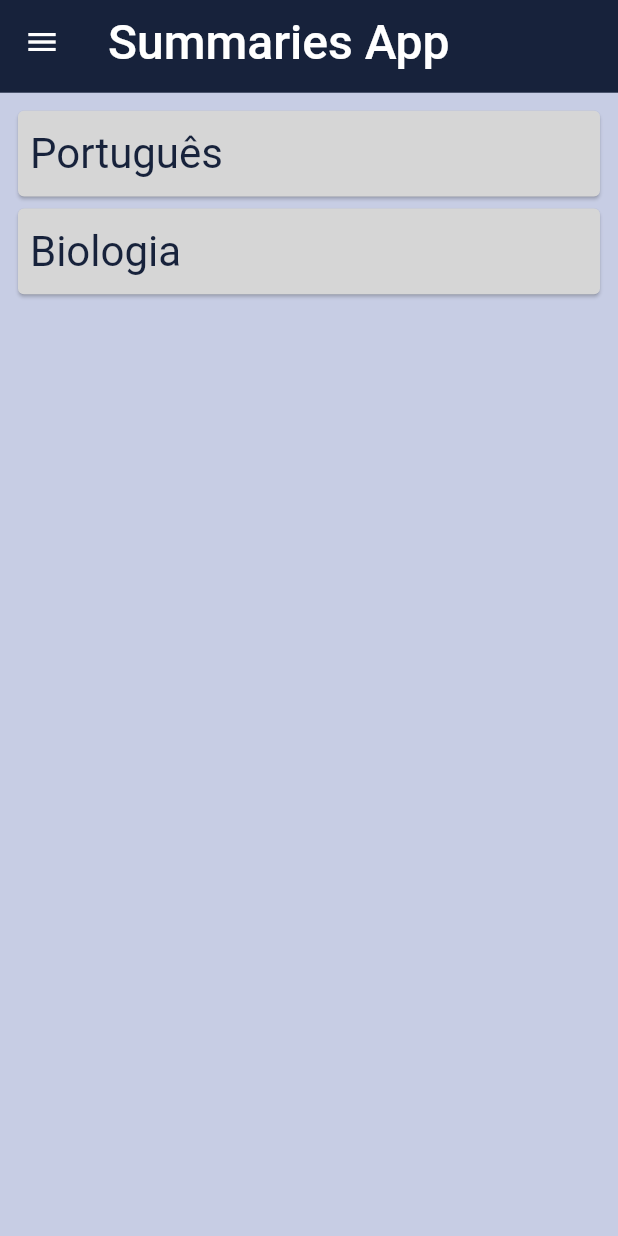
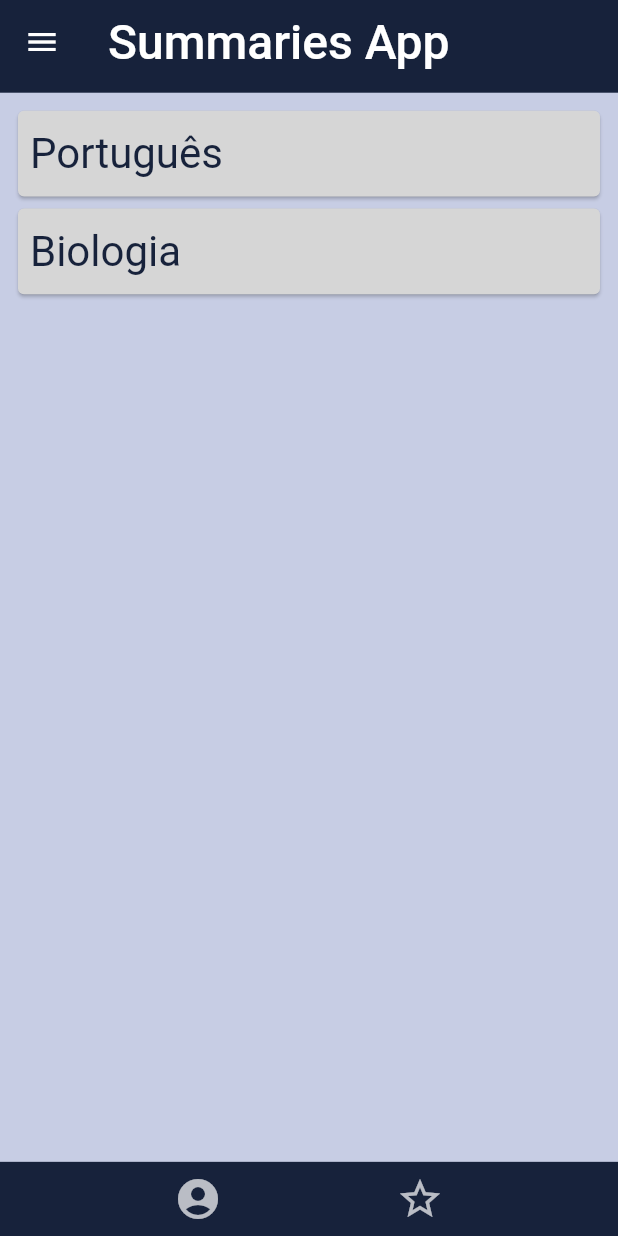
Before and after one commit to EmanuelCezardm/SummariesApp, a Flutter app: the screen it shows after launch, on a phone screen of 412 x 824 dp. Run offline on Flutter 3.47's test engine with Material 2 defaults, Android fonts, the phone set to English and light mode, and no system bars.

Commit message:
Add: appBottomNavigator

```diff
--- a/lib/main.dart
+++ b/lib/main.dart
@@ -1,4 +1,5 @@
 import 'package:flutter/material.dart';
+import 'package:flutter/services.dart';
 import 'package:summaries_app/ui/screens/home_screen.dart';
 import 'package:summaries_app/ui/styles/app_theme.dart';
 
@@ -10,6 +11,11 @@ class MyApp extends StatelessWidget {
   const MyApp({Key? key}) : super(key: key);
   @override
   Widget build(BuildContext context) {
+    SystemChrome.setPreferredOrientations([
+      DeviceOrientation.portraitUp,
+      DeviceOrientation.portraitDown,
+    ]);
+
     return MaterialApp(
       debugShowCheckedModeBanner: false,
       title: 'Summaries App',
--- a/lib/ui/screens/home_screen.dart
+++ b/lib/ui/screens/home_screen.dart
@@ -1,6 +1,7 @@
 import 'package:flutter/cupertino.dart';
 import 'package:flutter/material.dart';
 import 'package:summaries_app/ui/widgets/app_app_bar.dart';
+import 'package:summaries_app/ui/widgets/app_bottom_navigation_bar.dart';
 import 'package:summaries_app/ui/widgets/app_card.dart';
 import 'package:summaries_app/ui/widgets/app_drawer.dart';
 
@@ -20,6 +21,7 @@ class _HomeScreenState extends State<HomeScreen> {
       appBar: _buildAppBar(),
       drawer: _buildDrawer(),
       body: _buildBody(),
+      bottomNavigationBar: _buildBottomNavigationBar(),
     );
   }
 
@@ -54,4 +56,10 @@ class _HomeScreenState extends State<HomeScreen> {
       ],
     );
   }
+
+  _buildBottomNavigationBar() {
+    return const AppBottomNavigationBar(
+      subjectsScreen: true,
+    );
+  }
 }
--- a/lib/ui/styles/app_theme.dart
+++ b/lib/ui/styles/app_theme.dart
@@ -12,9 +12,9 @@ class AppTheme {
           color: AppColors.darkBlue,
         ),
       ),
-      /*iconTheme: IconThemeData(
+      iconTheme: const IconThemeData(
         color: Colors.white70,
-      ),*/
+      ),
     );
   }
 }
--- /dev/null
+++ b/lib/ui/widgets/app_bottom_navigation_bar.dart
@@ -0,0 +1,75 @@
+import 'package:flutter/cupertino.dart';
+import 'package:flutter/material.dart';
+import 'package:summaries_app/ui/styles/app_colors.dart';
+import 'package:summaries_app/ui/widgets/app_icon.dart';
+
+//
+//
+//
+//----------------Adicionar onTaps dos icones---------------------//
+//
+//
+//
+
+class AppBottomNavigationBar extends StatelessWidget {
+  final bool subjectsScreen;
+  const AppBottomNavigationBar({
+    Key? key,
+    this.subjectsScreen = false,
+  }) : super(key: key);
+
+  @override
+  Widget build(BuildContext context) {
+    final Size size = MediaQuery.of(context).size;
+    return _buildBottomNavigator(size);
+  }
+
+  _buildBottomNavigator(size) {
+    if (subjectsScreen) {
+      return Container(
+        color: AppColors.darkBlue,
+        height: size.width * .12,
+        child: Row(
+          mainAxisAlignment: MainAxisAlignment.spaceEvenly,
+          children: [
+            AppIcon(
+              size: 32,
+              icon: Icons.account_circle,
+              onTap: () {},
+            ),
+            AppIcon(
+              size: 32,
+              icon: Icons.star_border,
+              onTap: () {},
+            ),
+          ],
+        ),
+      );
+    } else {
+      return Container(
+        color: AppColors.darkBlue,
+        height: size.width * .12,
+        child: Row(
+          mainAxisAlignment: MainAxisAlignment.spaceEvenly,
+          children: [
+            AppIcon(
+              size: 32,
+              icon: Icons.arrow_back_ios,
+              onTap: () {},
+            ),
+            AppIcon(
+              size: 32,
+              icon: Icons.account_circle,
+              onTap: () {},
+            ),
+            AppIcon(
+              size: 32,
+              icon: Icons.star_border,
+              onTap: () {},
+            ),
+          ],
+        ),
+      );
+    }
+  }
+}
--- /dev/null
+++ b/lib/ui/widgets/app_icon.dart
@@ -0,0 +1,25 @@
+import 'package:flutter/cupertino.dart';
+
+class AppIcon extends StatelessWidget {
+  final IconData icon;
+  final double size;
+  final VoidCallback onTap;
+
+  const AppIcon({
+    Key? key,
+    required this.icon,
+    this.size = 28,
+    required this.onTap,
+  }) : super(key: key);
+
+  @override
+  Widget build(BuildContext context) {
+    return GestureDetector(
+      onTap: onTap,
+      child: Icon(
+        icon,
+        size: size,
+      ),
+    );
+  }
+}
```
